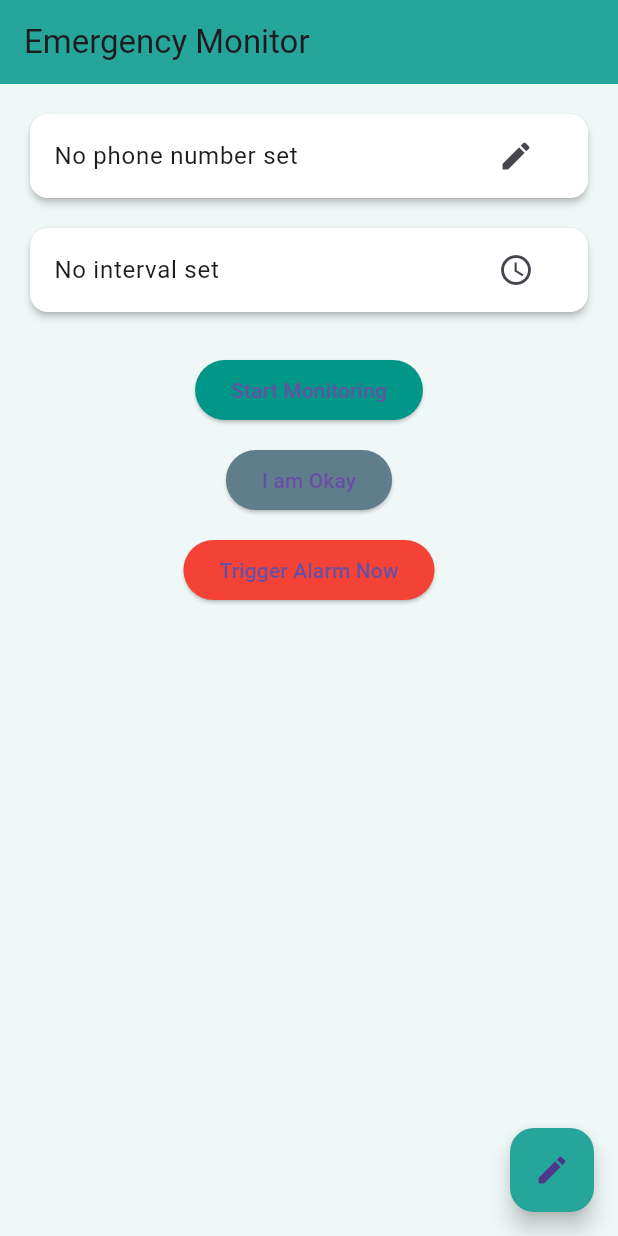
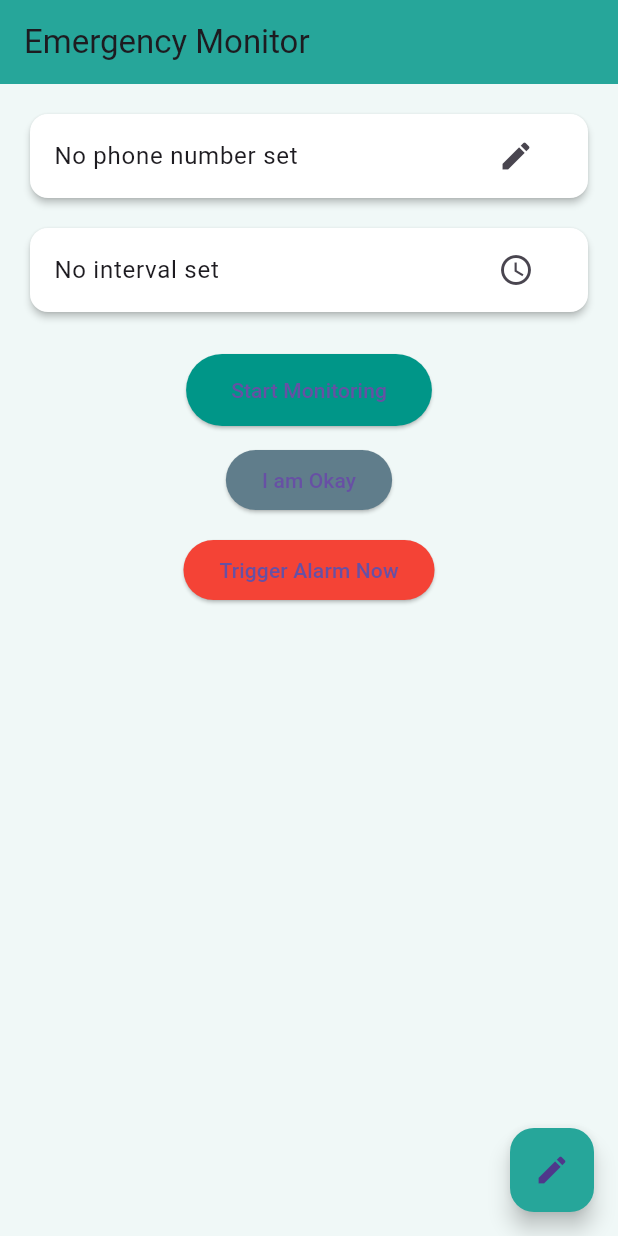
Before and after one commit to GayathriSubramania/Smart_health_app, a Flutter app: the screen it shows after launch, on a phone screen of 412 x 824 dp. Run offline on Flutter 3.47's test engine with Material 3 defaults, Android fonts, the light colour scheme and no system bars; our stand-ins replace flutter_tts, just_audio; missing offline and left inert: tflite_flutter.

Commit message:
Updated with latest changes

```diff
--- a/lib/fall_service.dart
+++ b/lib/fall_service.dart
@@ -1,3 +1,5 @@
+// File: lib/fall_service.dart
+
 import 'package:tflite_flutter/tflite_flutter.dart';
 
 class FallDetectorService {
--- a/lib/pages/emer_page.dart
+++ b/lib/pages/emer_page.dart
@@ -1,8 +1,5 @@
-// File: lib/pages/emer_page.dart
-
-import 'dart:ui';
 import 'package:flutter/material.dart';
-import 'package:flutter/cupertino.dart'; // ← required for CupertinoTimerPicker
+import 'package:flutter/cupertino.dart';
 import 'package:smart_health/services/emer_ser.dart';
 
 class EmergencyPage extends StatefulWidget {
@@ -16,23 +13,14 @@ class _EmergencyPageState extends State<EmergencyPage> {
   Duration? _selectedInterval;
   String? _emergencyPhone;
   EmergencyService? emergencyService;
+
   final TextEditingController phoneController = TextEditingController();
-  bool _showEmergencyOverlay = false;
 
   @override
   void dispose() {
     phoneController.dispose();
     emergencyService?.dispose();
     super.dispose();
-  }
-
-  void _showEmergencyPopup() {
-    setState(() {
-      _showEmergencyOverlay = true;
-    });
-    Future.delayed(const Duration(seconds: 4), () {
-      setState(() => _showEmergencyOverlay = false);
-    });
   }
 
   Future<void> _pickInterval() async {
@@ -79,7 +67,8 @@ class _EmergencyPageState extends State<EmergencyPage> {
   }
 
   Future<void> _setPhoneNumber() async {
-    final TextEditingController tempController = TextEditingController(text: _emergencyPhone);
+    final TextEditingController tempController =
+        TextEditingController(text: _emergencyPhone);
     await showDialog(
       context: context,
       builder: (context) => AlertDialog(
@@ -90,10 +79,17 @@ class _EmergencyPageState extends State<EmergencyPage> {
           decoration: const InputDecoration(hintText: 'Enter phone number'),
         ),
         actions: [
-          TextButton(onPressed: () => Navigator.pop(context), child: const Text('Cancel')),
+          TextButton(
+            onPressed: () {
+              Navigator.pop(context);
+            },
+            child: const Text('Cancel'),
+          ),
           ElevatedButton(
             onPressed: () {
-              setState(() => _emergencyPhone = tempController.text.trim());
+              setState(() {
+                _emergencyPhone = tempController.text.trim();
+              });
               Navigator.pop(context);
             },
             child: const Text('Save'),
@@ -104,7 +100,9 @@ class _EmergencyPageState extends State<EmergencyPage> {
   }
 
   void _startMonitoring() {
-    if (_selectedInterval == null || _emergencyPhone == null || _emergencyPhone!.isEmpty) {
+    if (_selectedInterval == null ||
+        _emergencyPhone == null ||
+        _emergencyPhone!.isEmpty) {
       ScaffoldMessenger.of(context).showSnackBar(
         const SnackBar(content: Text('Please set interval and phone number')),
       );
@@ -114,7 +112,14 @@ class _EmergencyPageState extends State<EmergencyPage> {
     emergencyService = EmergencyService(
       intervalMinutes: _selectedInterval!.inMinutes,
       emergencyPhone: _emergencyPhone!,
-      showEmergencyPopup: _showEmergencyPopup,
+      onEmergencyTriggered: () {
+        ScaffoldMessenger.of(context).showSnackBar(
+          const SnackBar(
+            content: Text("📞 Calling 108 and 📍 Location shared"),
+            backgroundColor: Colors.redAccent,
+          ),
+        );
+      },
     );
     emergencyService!.startMonitoring();
 
@@ -125,9 +130,7 @@ class _EmergencyPageState extends State<EmergencyPage> {
 
   @override
   Widget build(BuildContext context) {
-    return Stack(
-      children: [
-        Scaffold(
+    return Scaffold(
       backgroundColor: const Color(0xFFF0F8F7),
       appBar: AppBar(
         title: const Text('Emergency Monitor'),
@@ -175,19 +178,27 @@ class _EmergencyPageState extends State<EmergencyPage> {
                 children: [
                   ElevatedButton(
                     onPressed: _startMonitoring,
-                        style: ElevatedButton.styleFrom(backgroundColor: Colors.teal),
+                    style: ElevatedButton.styleFrom(
+                      backgroundColor: Colors.teal,
+                      padding: const EdgeInsets.symmetric(
+                          horizontal: 30, vertical: 14),
+                    ),
                     child: const Text('Start Monitoring'),
                   ),
                   const SizedBox(height: 12),
                   ElevatedButton(
                     onPressed: () => emergencyService?.userResponded(),
-                        style: ElevatedButton.styleFrom(backgroundColor: Colors.blueGrey),
+                    style: ElevatedButton.styleFrom(
+                      backgroundColor: Colors.blueGrey,
+                    ),
                     child: const Text('I am Okay'),
                   ),
                   const SizedBox(height: 12),
                   ElevatedButton(
                     onPressed: () => emergencyService?.triggerEmergency(),
-                        style: ElevatedButton.styleFrom(backgroundColor: Colors.red),
+                    style: ElevatedButton.styleFrom(
+                      backgroundColor: Colors.red,
+                    ),
                     child: const Text('Trigger Alarm Now'),
                   ),
                 ],
@@ -205,37 +216,6 @@ class _EmergencyPageState extends State<EmergencyPage> {
         backgroundColor: const Color(0xFF26A69A),
         child: const Icon(Icons.edit),
       ),
-        ),
-        if (_showEmergencyOverlay)
-          Positioned.fill(
-            child: BackdropFilter(
-              filter: ImageFilter.blur(sigmaX: 4, sigmaY: 4),
-              child: Container(
-                color: Colors.black.withOpacity(0.4),
-                alignment: Alignment.center,
-                child: Card(
-                  elevation: 8,
-                  color: Colors.white,
-                  shape: RoundedRectangleBorder(borderRadius: BorderRadius.circular(16)),
-                  child: Padding(
-                    padding: const EdgeInsets.all(24),
-                    child: Column(
-                      mainAxisSize: MainAxisSize.min,
-                      children: const [
-                        Icon(Icons.warning, color: Colors.red, size: 48),
-                        SizedBox(height: 16),
-                        Text(
-                          'Calling 108 & Sharing Location…',
-                          style: TextStyle(fontSize: 20, fontWeight: FontWeight.bold),
-                        ),
-                      ],
-                    ),
-                  ),
-                ),
-              ),
-            ),
-          ),
-      ],
     );
   }
 }
```
Also changed, not shown: lib/services/emer_ser.dart (+16 -68 lines), lib/services/fall_mode_test.dart (+4 -5 lines), pubspec.yaml (+4 -8 lines), pubspec.lock, 4 other files. Lines whose indentation alone changed are shown as unchanged.
